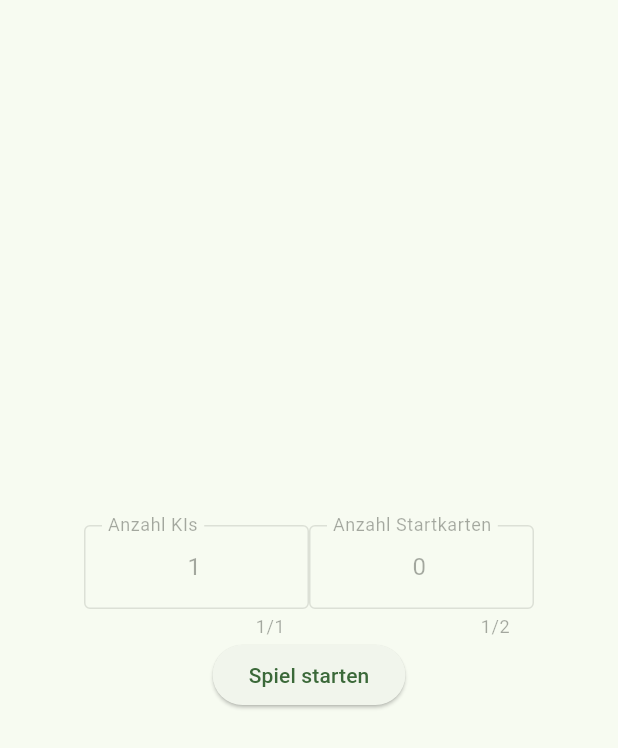
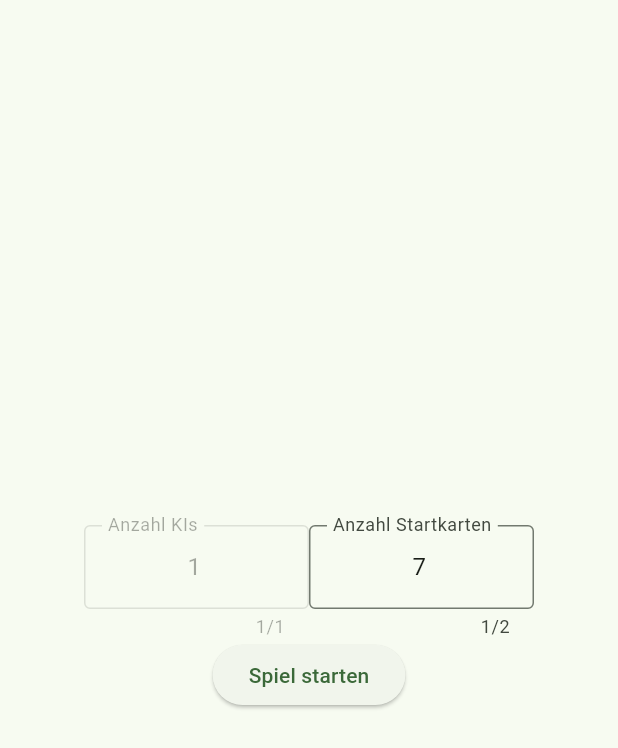
Before and after one commit to Git-Account73/DOS-APP-BETA, a Flutter app: the screen it shows after launch, on a phone screen of 412 x 824 dp. Shown: the top 748 px of the screen. Run offline on Flutter 3.47's test engine with Material 3 defaults, Android fonts, the phone set to English and light mode, and no system bars.

Commit message:
Update homeScreen.dart

```diff
--- a/lib/homeScreen.dart
+++ b/lib/homeScreen.dart
@@ -14,7 +14,7 @@ class HomeScreen extends StatefulWidget
 class HomescreenState extends State<HomeScreen>
 {
   bool _textfieldempty = false;
-  final _textKartenControler = TextEditingController(text: '0',);
+  final _textKartenControler = TextEditingController(text: '7',);
   final _textKIsControler = TextEditingController(text: '1',);
 
   @override
@@ -59,7 +59,6 @@ class HomescreenState extends State<HomeScreen>
                     SizedBox(
                         width: 150,
                         child: TextField(
-                          enabled: false,
                           textAlign: TextAlign.center,
                           keyboardType: TextInputType.numberWithOptions(signed: false, decimal: false),
                           maxLength: 2,
@@ -86,7 +85,7 @@ class HomescreenState extends State<HomeScreen>
                       {
                         Navigator.pushReplacement(
                             context,
-                            MaterialPageRoute(builder: (context) => GamePage(title: "DOS", maxSpieler: int.parse(_textKIsControler.text)))
+                            MaterialPageRoute(builder: (context) => GamePage(title: "DOS", maxSpieler: int.parse(_textKIsControler.text), startkarten: int.parse((_textKartenControler.text))))
                         );
                       }
                       else
```
